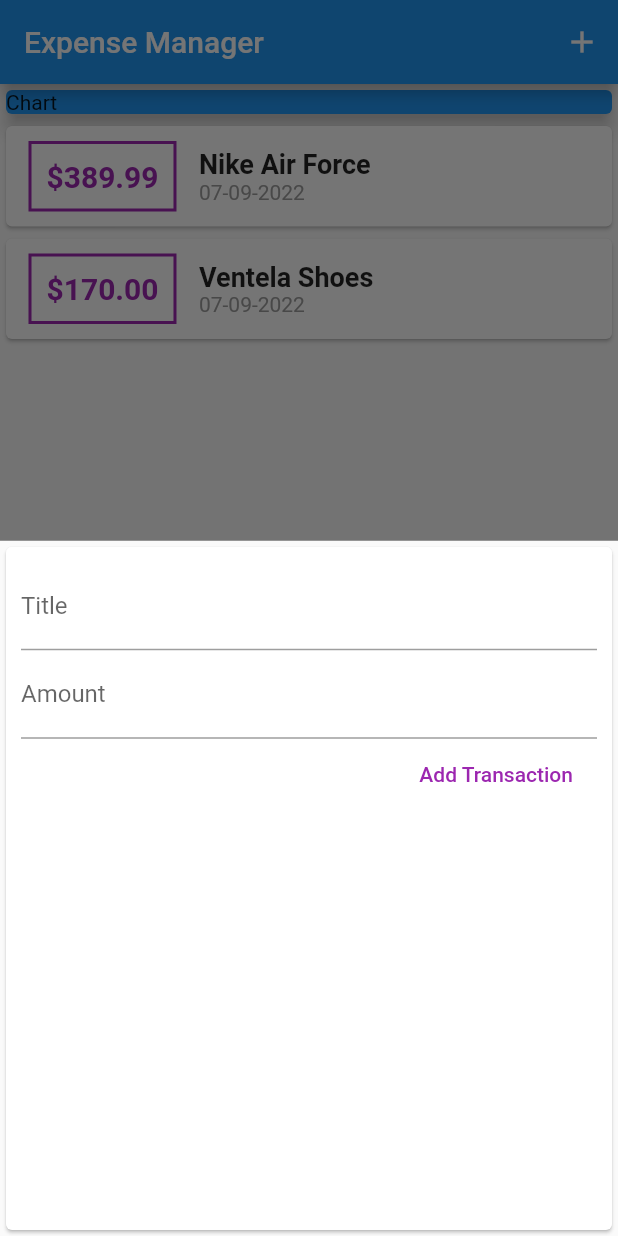
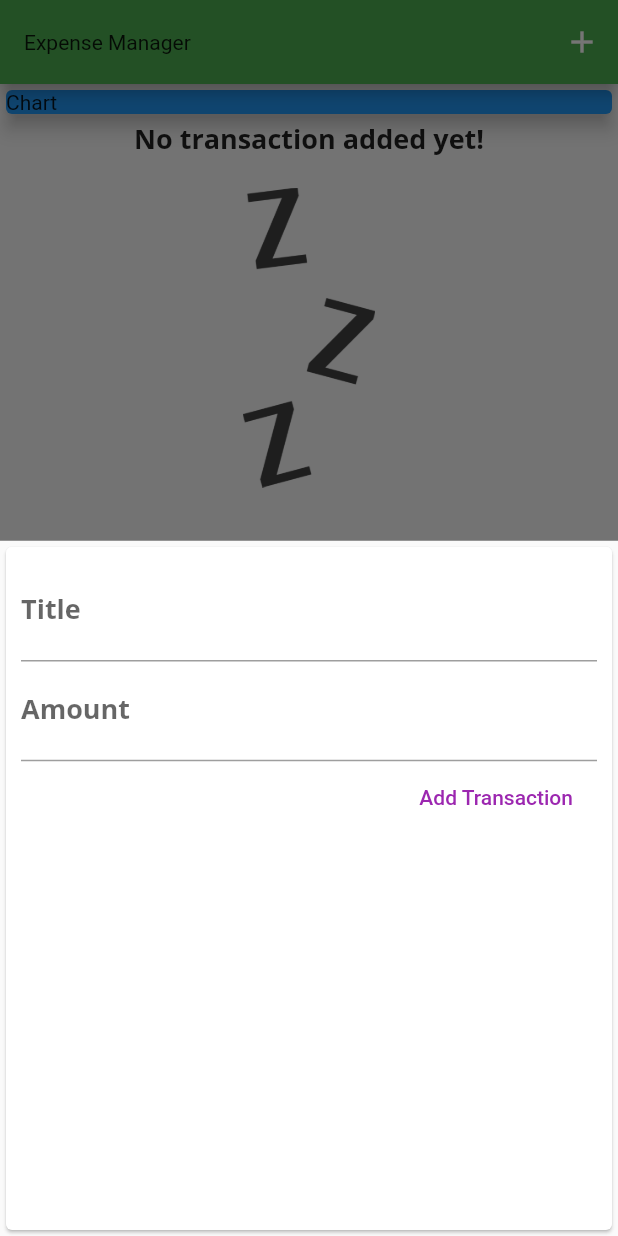
Before and after one commit to yqisthi/expense-manager-app-flutter, a Flutter app: the screen it shows after launch, after a tap on the "add" icon, on a phone screen of 412 x 824 dp. Run offline on Flutter 3.47's test engine with Material 2 defaults, Android fonts, the phone set to English and light mode, and no system bars; statements that could not run were skipped.

Commit message:
styling and theme improvement

```diff
--- a/lib/main.dart
+++ b/lib/main.dart
@@ -12,7 +12,28 @@
   @override
   Widget build(BuildContext context) {
     return MaterialApp(
-      title: 'Flutter App',
+      title: 'Expense Manager',
+      theme: ThemeData(
+        primarySwatch: Colors.green,
+        accentColor: Colors.amber,
+        fontFamily: 'Quicksand',
+        textTheme: ThemeData.light().textTheme.copyWith(
+              titleMedium: TextStyle(
+                fontFamily: 'OpenSans',
+                fontSize: 18,
+                fontWeight: FontWeight.bold,
+              ),
+            ),
+        appBarTheme: AppBarTheme(
+          textTheme: ThemeData.light().textTheme.copyWith(
+                titleMedium: TextStyle(
+                  fontFamily: 'OpenSans',
+                  fontSize: 20,
+                  fontWeight: FontWeight.bold,
+                ),
+              ),
+        ),
+      ),
       home: MyHomePage(),
     );
   }
@@ -27,18 +48,18 @@
 
 class _MyHomePageState extends State<MyHomePage> {
   final List<Transaction> _userTransactions = [
-    Transaction(
-      id: "t1",
-      title: "Nike Air Force",
-      amount: 389.99,
-      date: DateTime.now(),
-    ),
-    Transaction(
-      id: "t2",
-      title: "Ventela Shoes",
-      amount: 170,
-      date: DateTime.now(),
-    ),
+    // Transaction(
+    //   id: "t1",
+    //   title: "Nike Air Force",
+    //   amount: 389.99,
+    //   date: DateTime.now(),
+    // ),
+    // Transaction(
+    //   id: "t2",
+    //   title: "Ventela Shoes",
+    //   amount: 170,
+    //   date: DateTime.now(),
+    // ),
   ];
 
   void _addNewTransaction(String txTitle, double txAmount) {
@@ -72,6 +93,7 @@
     return Scaffold(
       appBar: AppBar(
         title: Text("Expense Manager"),
+        titleTextStyle: Theme.of(context).appBarTheme.textTheme.titleMedium,
         actions: <Widget>[
           IconButton(
             onPressed: () => _startAddNewTransaction(context),
@@ -96,6 +118,7 @@
       floatingActionButton: FloatingActionButton(
         child: Icon(Icons.add),
         onPressed: () => _startAddNewTransaction(context),
+        backgroundColor: Theme.of(context).accentColor,
       ),
     );
   }
--- a/lib/widgets/new_transaction.dart
+++ b/lib/widgets/new_transaction.dart
@@ -1,13 +1,18 @@
 import 'package:flutter/material.dart';
 
-class NewTransaction extends StatelessWidget {
+class NewTransaction extends StatefulWidget {
   final Function addTx;
+
+  NewTransaction(this.addTx);
+
+  @override
+  State<NewTransaction> createState() => _NewTransactionState();
+}
+
+class _NewTransactionState extends State<NewTransaction> {
   // String titleInput;
-  // String amountInput;
   final titleController = TextEditingController();
   final amountController = TextEditingController();
-
-  NewTransaction(this.addTx);
 
   void submitData() {
     final enteredTitle = titleController.text;
@@ -17,10 +22,12 @@
       return;
     }
 
-    addTx(
+    widget.addTx(
       enteredTitle,
       enteredAmount,
     );
+
+    Navigator.of(context).pop();
   }
 
   @override
--- a/lib/widgets/transaction_list.dart
+++ b/lib/widgets/transaction_list.dart
@@ -12,7 +12,26 @@
   Widget build(BuildContext context) {
     return Container(
       height: 300,
-      child: ListView.builder(
+      child: transactions.isEmpty
+          ? Column(
+              children: [
+                Text(
+                  "No transaction added yet!",
+                  style: Theme.of(context).textTheme.titleMedium,
+                ),
+                SizedBox(
+                  height: 20,
+                ),
+                Container(
+                  height: 200,
+                  child: Image.asset(
+                    "assets/images/waiting.png",
+                    fit: BoxFit.cover,
+                  ),
+                )
+              ],
+            )
+          : ListView.builder(
               itemBuilder: (ctx, index) {
                 return Card(
                   child: Row(
@@ -24,7 +43,7 @@
                           style: TextStyle(
                             fontWeight: FontWeight.bold,
                             fontSize: 20,
-                      color: Colors.purple,
+                            color: Theme.of(context).primaryColorDark,
                           ),
                         ),
                         margin: EdgeInsets.symmetric(
@@ -33,7 +52,7 @@
                         ),
                         decoration: BoxDecoration(
                           border: Border.all(
-                      color: Colors.purple,
+                            color: Theme.of(context).primaryColorDark,
                             width: 2,
                           ),
                         ),
@@ -45,11 +64,8 @@
                         children: <Widget>[
                           Container(
                             child: Text(
-                        transactions[index].title.toString(),
-                        style: TextStyle(
-                          fontSize: 18,
-                          fontWeight: FontWeight.bold,
-                        ),
+                              transactions[index].title,
+                              style: Theme.of(context).textTheme.titleMedium,
                             ),
                           ),
                           Container(
```
Also changed, not shown: pubspec.yaml (+18 -13 lines), assets/fonts/OpenSans-Bold.ttf (added), assets/fonts/OpenSans-Regular.ttf (added), assets/fonts/Quicksand-Bold.ttf (added), assets/fonts/Quicksand-Light.ttf (added), assets/fonts/Quicksand-Medium.ttf (added), assets/fonts/Quicksand-Regular.ttf (added), assets/images/waiting.png (added). Lines whose indentation alone changed are shown as unchanged.
